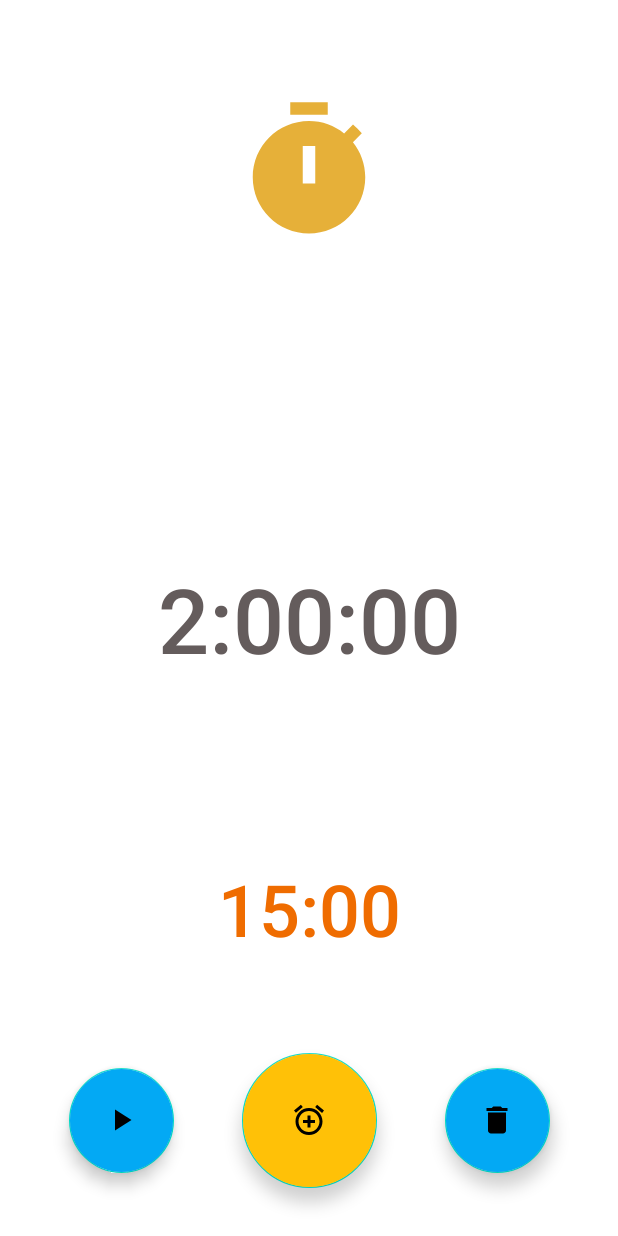
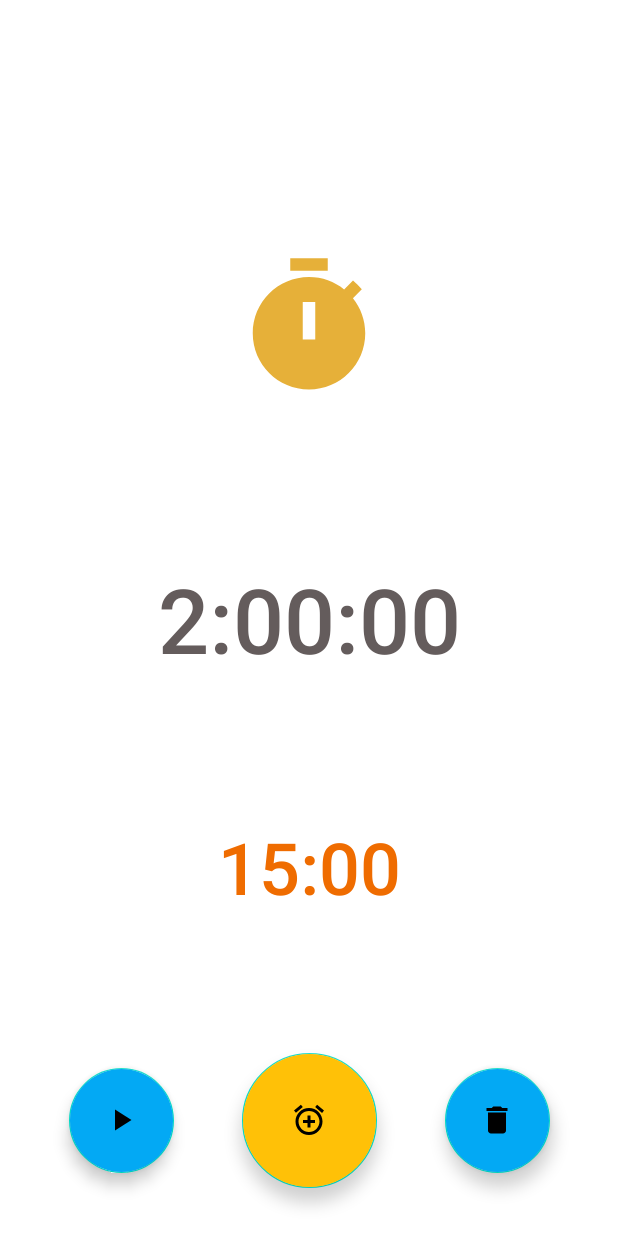
Before and after one commit to s20019/ApplicationController, an Android app: the layout fragment_first.xml on its own in the app's theme, with its tools: preview values and no code run, on a phone screen of 412 x 824 dp. Run offline under Robolectric (Android 15) with nearby library versions, the phone set to English and light mode, and no system bars; Roboto replaces fonts that are not available here.

Commit message:
制約を変更

```diff
--- a/app/src/main/res/layout/fragment_first.xml
+++ b/app/src/main/res/layout/fragment_first.xml
@@ -70,7 +70,6 @@
         android:id="@+id/endingTime"
         android:layout_width="wrap_content"
         android:layout_height="wrap_content"
-        android:layout_marginBottom="64dp"
         android:fontFamily="sans-serif-medium"
         android:textAlignment="center"
         android:textColor="#EF6C00"
@@ -79,6 +78,7 @@
         app:layout_constraintBottom_toTopOf="@+id/alarmAddBtn"
         app:layout_constraintEnd_toEndOf="parent"
         app:layout_constraintStart_toStartOf="parent"
+        app:layout_constraintTop_toBottomOf="@+id/alarmTimeText"
         tools:text="15:00"
         tools:visibility="visible" />
 
@@ -89,6 +89,7 @@
         android:layout_marginTop="64dp"
         android:src="@drawable/ic_timer"
         android:visibility="invisible"
+        app:layout_constraintBottom_toTopOf="@+id/alarmTimeText"
         app:layout_constraintEnd_toEndOf="parent"
         app:layout_constraintStart_toStartOf="parent"
         app:layout_constraintTop_toTopOf="parent"
@@ -102,6 +103,7 @@
         android:layout_marginTop="64dp"
         android:src="@drawable/ic_timer_off"
         android:visibility="invisible"
+        app:layout_constraintBottom_toTopOf="@+id/alarmTimeText"
         app:layout_constraintEnd_toEndOf="parent"
         app:layout_constraintStart_toStartOf="parent"
         app:layout_constraintTop_toTopOf="parent" />
```
